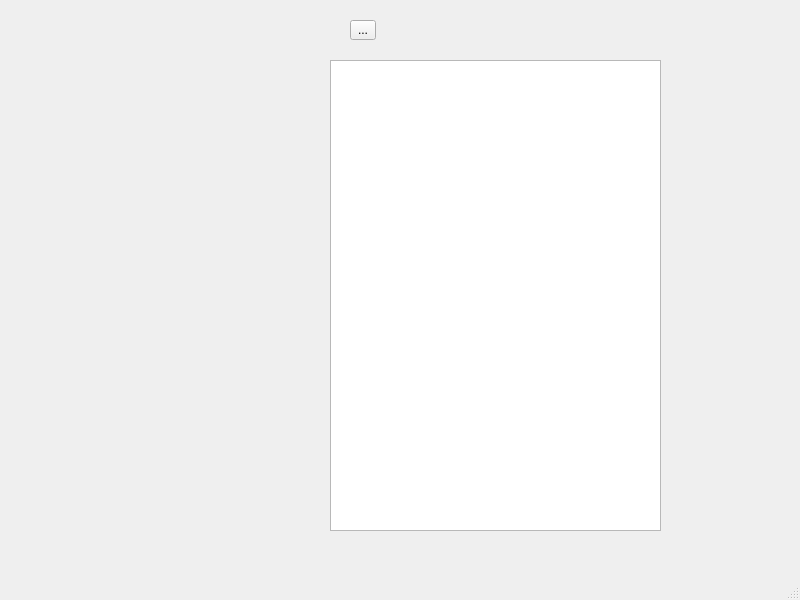
grotsztaksel/ChordPainter, file GUI/mainwindow.ui: the form before one commit.
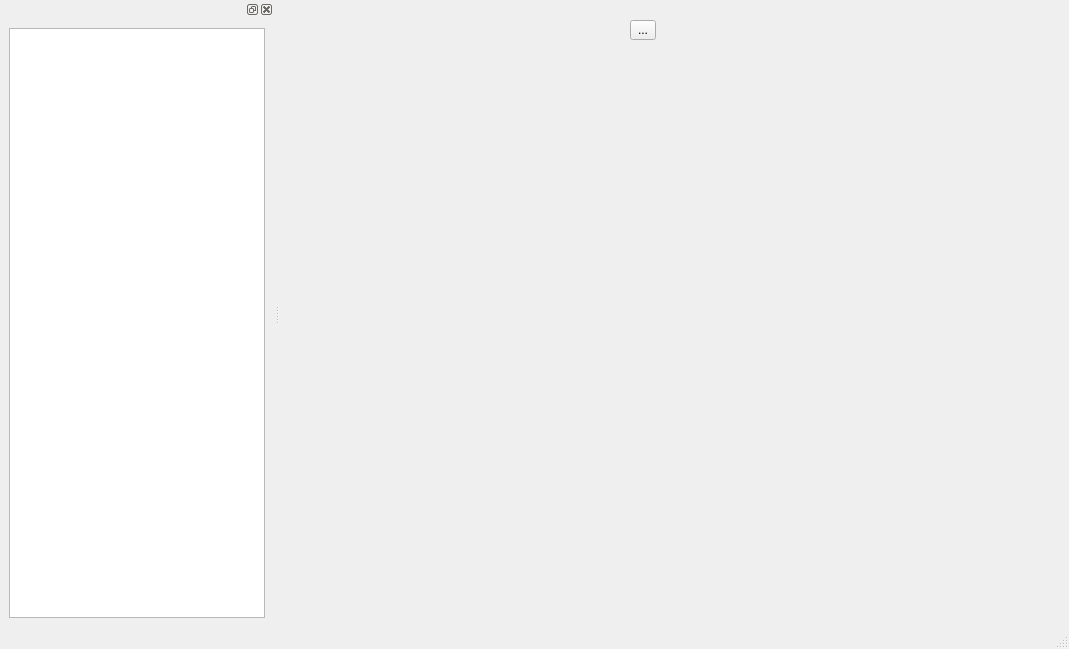
The form after the commit.

Commit message: Move the fretboard view to a dock widget

Patch:
```diff
--- a/GUI/mainwindow.ui
+++ b/GUI/mainwindow.ui
@@ -6,24 +6,14 @@
    <rect>
     <x>0</x>
     <y>0</y>
-    <width>800</width>
-    <height>600</height>
+    <width>1069</width>
+    <height>649</height>
    </rect>
   </property>
   <property name="windowTitle">
    <string>MainWindow</string>
   </property>
   <widget class="QWidget" name="centralwidget">
-   <widget class="QTableView" name="tableView">
-    <property name="geometry">
-     <rect>
-      <x>330</x>
-      <y>60</y>
-      <width>331</width>
-      <height>471</height>
-     </rect>
-    </property>
-   </widget>
    <widget class="QToolButton" name="saveButton">
     <property name="geometry">
      <rect>
@@ -49,6 +39,21 @@
    </property>
   </widget>
   <widget class="QStatusBar" name="statusbar"/>
+  <widget class="QDockWidget" name="dockWidget">
+   <property name="accessibleName">
+    <string>Instrument</string>
+   </property>
+   <attribute name="dockWidgetArea">
+    <number>1</number>
+   </attribute>
+   <widget class="QWidget" name="dockWidgetContents">
+    <layout class="QHBoxLayout" name="horizontalLayout">
+     <item>
+      <widget class="QTableView" name="tableView"/>
+     </item>
+    </layout>
+   </widget>
+  </widget>
  </widget>
  <resources/>
  <connections/>
```
Left out of the diff: 2 changed lines with no effect on the pictures.
